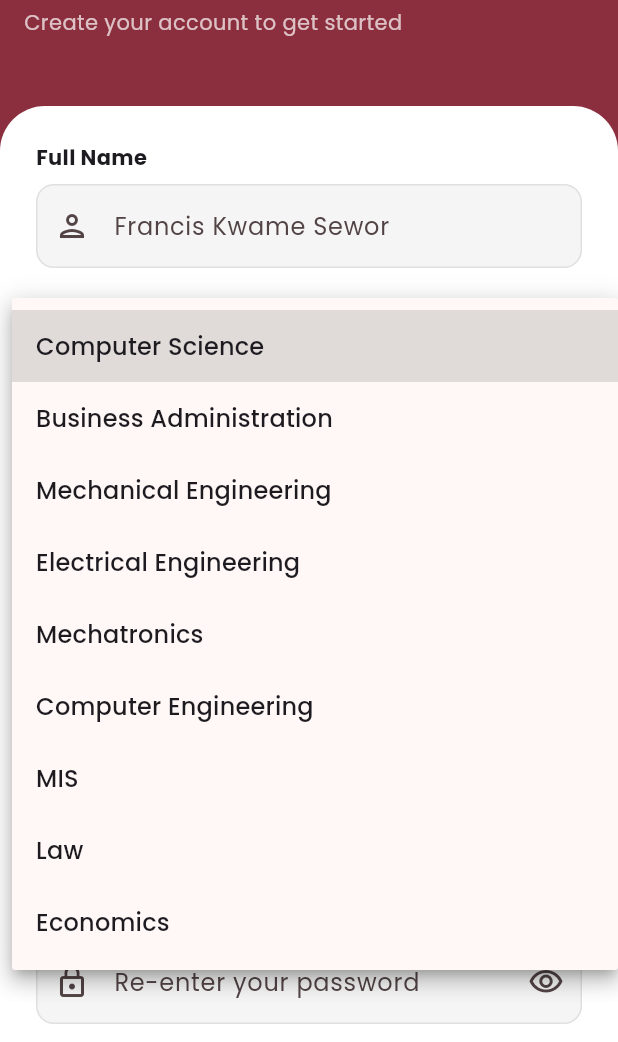
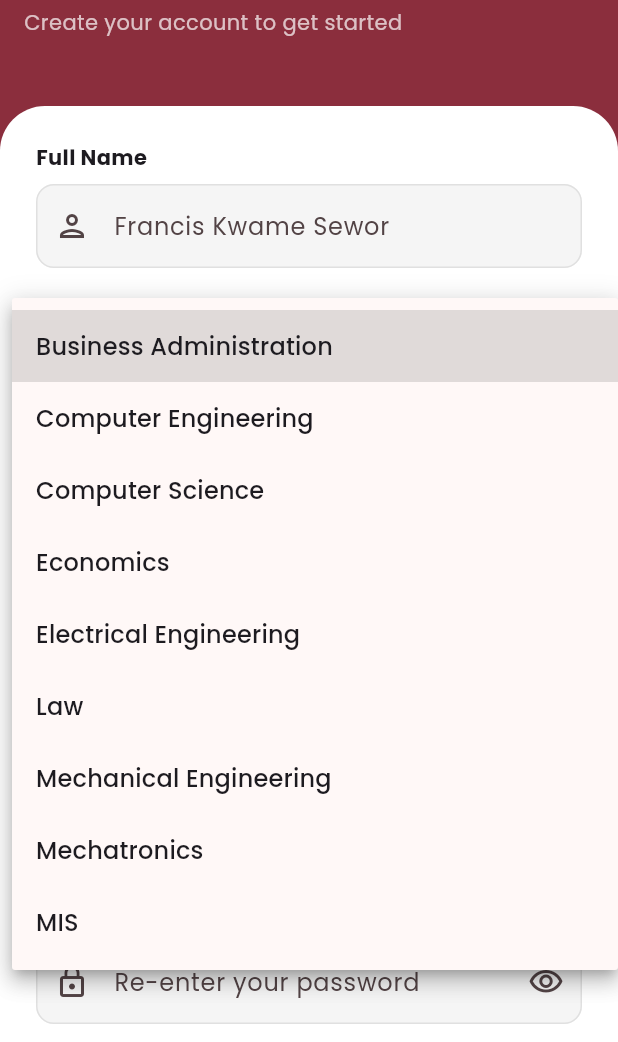
Before and after one commit to billionzz798/ASHESI-LIFE, a Flutter app: the SignupScreen screen opened by its route, after a tap on "Select your major", on a phone screen of 412 x 824 dp, the part 194-1236 px from its top. Run offline on Flutter 3.47's test engine with Material 3 defaults, Android fonts, the phone set to English and light mode, and no system bars; our stand-ins replace cloud_firestore, firebase_auth, firebase_core, google_fonts; accounts and stored records are empty.

Commit message:
Wire Firestore data to directory screen and signup form
- Add fromFirestore() factory and id field to DirectoryPerson model
- Add fetchDirectoryPeople() and fetchMajors() to FirestoreService
- DirectoryScreen now loads from Firestore with fallback to hardcoded data
- SignupScreen loads majors dynamically from 'programs' collection with fallback

```diff
--- a/lib/screens/signup_screen.dart
+++ b/lib/screens/signup_screen.dart
@@ -1,5 +1,6 @@
 import 'package:flutter/material.dart';
 import 'package:ashesilife/auth_service.dart';
+import 'package:ashesilife/services/firestore_service.dart';
 import 'package:ashesilife/theme/app_colors.dart';
 
 class SignupScreen extends StatefulWidget {
@@ -11,6 +12,7 @@ class SignupScreen extends StatefulWidget {
 
 class _SignupScreenState extends State<SignupScreen> {
   final AuthService _authService = AuthService();
+  final FirestoreService _service = FirestoreService();
   final TextEditingController _nameController = TextEditingController();
   final TextEditingController _studentIdController = TextEditingController();
   final TextEditingController _emailController = TextEditingController();
@@ -23,6 +25,32 @@ class _SignupScreenState extends State<SignupScreen> {
   bool _agreedToTerms = false;
   String? _selectedMajor;
   String? _errorMessage;
+  List<String> _majors = [];
+
+  static const _fallbackMajors = [
+    'Business Administration',
+    'Computer Engineering',
+    'Computer Science',
+    'Economics',
+    'Electrical Engineering',
+    'Law',
+    'Mechanical Engineering',
+    'Mechatronics',
+    'MIS',
+  ];
+
+  @override
+  void initState() {
+    super.initState();
+    _loadMajors();
+  }
+
+  Future<void> _loadMajors() async {
+    final fetched = await _service.fetchMajors();
+    setState(() {
+      _majors = fetched.isNotEmpty ? fetched : _fallbackMajors;
+    });
+  }
 
   @override
   void dispose() {
@@ -205,38 +233,12 @@ class _SignupScreenState extends State<SignupScreen> {
                           hintText: 'Select your major',
                           prefixIcon: Icon(Icons.school_outlined),
                         ),
-                        items: const [
-                          DropdownMenuItem(
-                            value: 'Computer Science',
-                            child: Text('Computer Science'),
-                          ),
-                          DropdownMenuItem(
-                            value: 'Business Administration',
-                            child: Text('Business Administration'),
-                          ),
-                          DropdownMenuItem(
-                            value: 'Mechanical Engineering',
-                            child: Text('Mechanical Engineering'),
-                          ),
-                          DropdownMenuItem(
-                            value: 'Electrical Engineering',
-                            child: Text('Electrical Engineering'),
-                          ),
-                          DropdownMenuItem(
-                            value: 'Mechatronics',
-                            child: Text('Mechatronics'),
-                          ),
-                          DropdownMenuItem(
-                            value: 'Computer Engineering',
-                            child: Text('Computer Engineering'),
-                          ),
-                          DropdownMenuItem(value: 'MIS', child: Text('MIS')),
-                          DropdownMenuItem(value: 'Law', child: Text('Law')),
-                          DropdownMenuItem(
-                            value: 'Economics',
-                            child: Text('Economics'),
-                          ),
-                        ],
+                        items: _majors
+                            .map((m) => DropdownMenuItem(
+                                  value: m,
+                                  child: Text(m),
+                                ))
+                            .toList(),
                         onChanged: (v) => setState(() {
                           _selectedMajor = v;
                         }),
--- a/lib/services/firestore_service.dart
+++ b/lib/services/firestore_service.dart
@@ -136,8 +136,26 @@ class FirestoreService {
 
   // ─── DIRECTORY ────────────────────────────────────────────────────────────
 
+  Future<List<DirectoryPerson>> fetchDirectoryPeople() async {
+    final snapshot = await _db.collection('directory').orderBy('name').get();
+    return snapshot.docs
+        .map((doc) => DirectoryPerson.fromFirestore(doc))
+        .toList();
+  }
+
   Future<void> saveDirectoryPerson(DirectoryPerson person) async {
     await _db.collection('directory').add(person.toMap());
+  }
+
+  // ─── PROGRAMS/MAJORS ──────────────────────────────────────────────────────
+
+  Future<List<String>> fetchMajors() async {
+    final snapshot =
+        await _db.collection('programs').orderBy('name').get();
+    return snapshot.docs
+        .map((doc) => (doc.data()['name'] as String? ?? ''))
+        .where((name) => name.isNotEmpty)
+        .toList();
   }
 
   // ─── USER PROFILE ─────────────────────────────────────────────────────────
```
Also changed, not shown: lib/models/directory_person_model.dart (+17 -0 lines), lib/screens/directory_screen.dart (+32 -6 lines), 1 other file.
